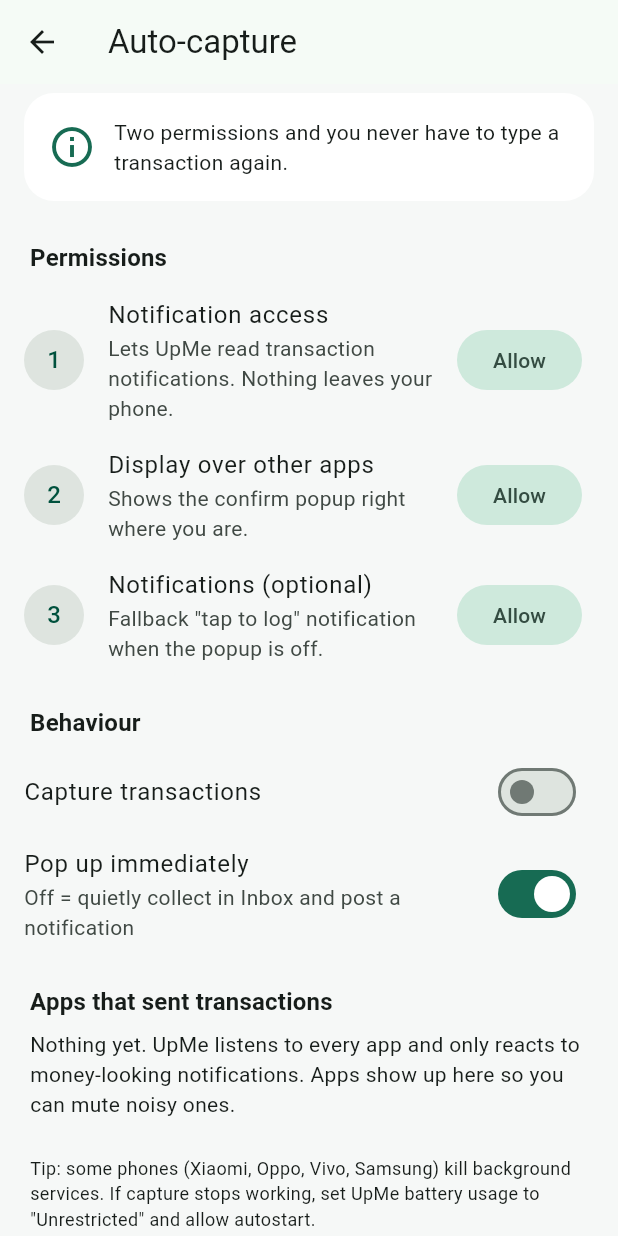
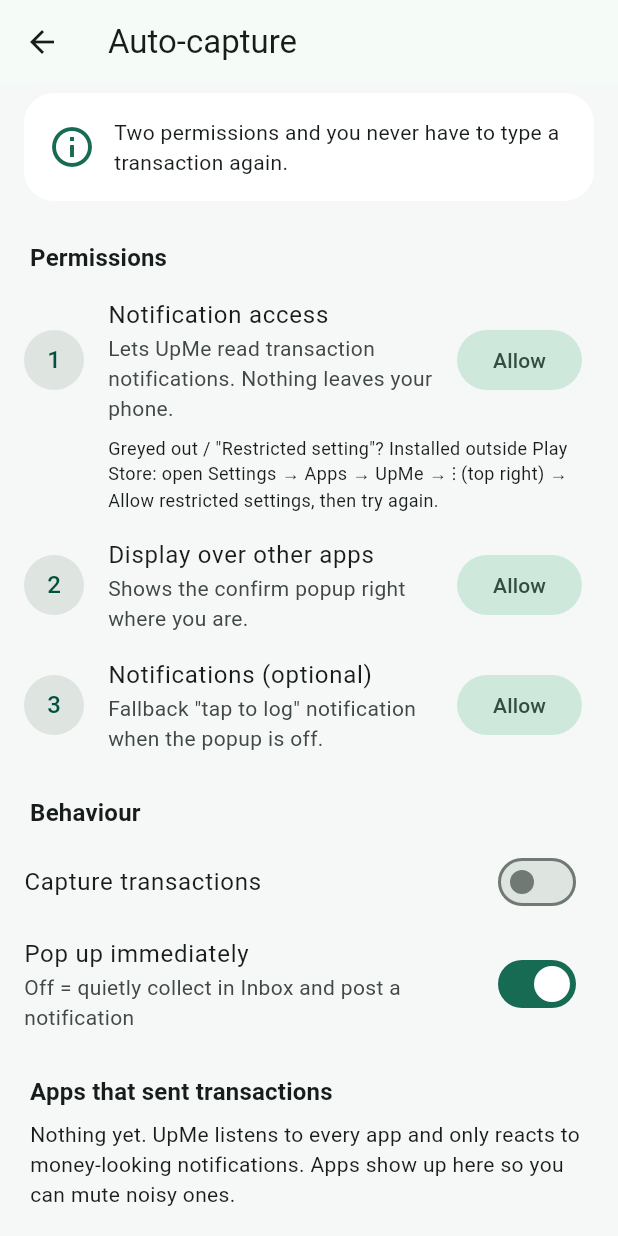
Before and after one commit to wahyuwr7/UpMe, a Flutter app: the AutomationScreen screen opened directly, on a phone screen of 412 x 824 dp. Run offline on Flutter 3.47's test engine with Material 3 defaults, Android fonts, the phone set to English and light mode, and no system bars; our stand-ins replace app_links, fl_chart, material_ui, shared_preferences, sqflite; accounts and stored records are empty.

Commit message:
Android release pipeline: arm64 APK, obfuscated, R8 minified
- GitHub Actions workflow builds on v* tags and publishes a pre-release
- R8 minify + resource shrinking, Dart obfuscation with split debug info
- Optional release keystore from repo secrets (falls back to debug key)
- In-app hint for Android's 'restricted settings' on sideloaded APKs
- Version 0.1.0-alpha.1

Co-Authored-By: Claude Opus 5.5 <noreply@anthropic.com>
Claude-Session: https://claude.ai/code/session_01LLWdkzuGgCABrLyGnUmYUE

```diff
--- a/lib/ui/settings/automation_screen.dart
+++ b/lib/ui/settings/automation_screen.dart
@@ -84,6 +84,15 @@ class _AutomationScreenState extends State<AutomationScreen> with WidgetsBinding
       const SectionHeader('Permissions'),
       step(1, 'Notification access', 'Lets UpMe read transaction notifications. Nothing leaves your phone.',
           st.notificationAccess, CaptureBridge.openNotificationAccess),
+      if (!st.notificationAccess)
+        const Padding(
+          padding: EdgeInsets.fromLTRB(72, 0, 20, 8),
+          child: Text(
+            'Greyed out / "Restricted setting"? Installed outside Play Store: open Settings → Apps → UpMe → '
+            '⋮ (top right) → Allow restricted settings, then try again.',
+            style: TextStyle(fontSize: 12),
+          ),
+        ),
       step(2, 'Display over other apps', 'Shows the confirm popup right where you are.', st.overlay,
           CaptureBridge.openOverlaySettings),
       step(3, 'Notifications (optional)', 'Fallback "tap to log" notification when the popup is off.',
@@ -133,8 +142,8 @@ class _AutomationScreenState extends State<AutomationScreen> with WidgetsBinding
       const Padding(
         padding: EdgeInsets.symmetric(horizontal: 20),
         child: Text(
-          'Tip: some phones (Xiaomi, Oppo, Vivo, Samsung) kill background services. '
-          'If capture stops working, set UpMe battery usage to "Unrestricted" and allow autostart.',
+          'Tip: some phones (Vivo, Xiaomi, Oppo, Samsung) kill background services. If capture stops working, '
+          'allow UpMe background power use / "Unrestricted" battery, turn on Auto-start, and lock it in recents.',
           style: TextStyle(fontSize: 12),
         ),
       ),
--- a/pubspec.yaml
+++ b/pubspec.yaml
@@ -1,7 +1,7 @@
 name: upme
 description: "UpMe - personal finance for lazy people. Auto-captures transactions from notifications."
 publish_to: 'none'
-version: 0.1.0+1
+version: 0.1.0-alpha.1+1
 
 environment:
   sdk: ^3.14.0
```
Also changed, not shown: 5 other files.
